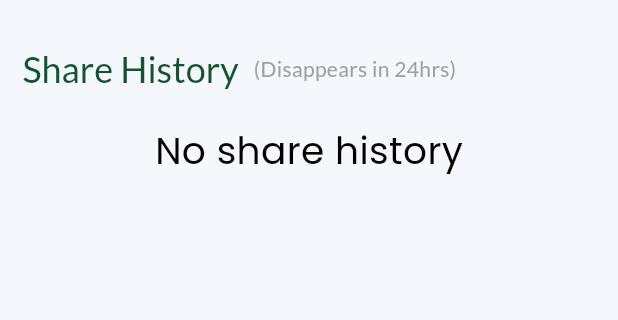
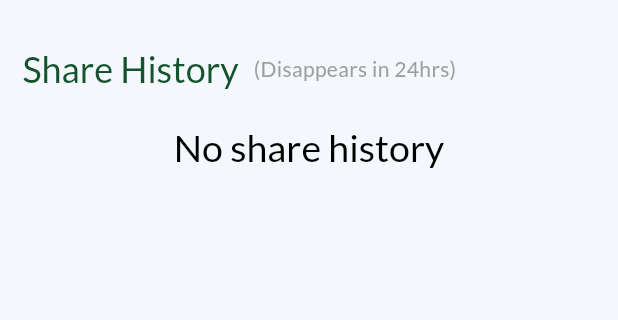
Before and after one commit to TheNairaSign/airdesk, a Flutter app: the HistoryPage screen opened directly, on a phone screen of 412 x 824 dp, the part 117-437 px from its top. Run offline on Flutter 3.47's test engine with Material 3 defaults, Android fonts, the phone set to English and light mode, and no system bars; our stand-ins replace animate_do, cached_network_image, device_info_plus, dio, file_picker, flutter_spinkit and 5 more; missing offline and left inert: mobile_scanner, receive_sharing_intent; accounts and stored records are empty; network calls fail.

Commit message:
Fix: Update "No share history" text style
The "No share history" text on the HistoryPage now uses the theme's `headlineSmall` style, with a fallback to `bodyLarge` color if available. This ensures consistent typography and better adherence to the application's theme.

```diff
--- a/lib/pages/navigation/history.dart
+++ b/lib/pages/navigation/history.dart
@@ -46,7 +46,7 @@ class _HistoryPageState extends State<HistoryPage> {
                 const SizedBox(height: 20),
                 historyProvider.historyItems.isNotEmpty
                 ? const HistoryContainer()
-                : Center(child: Text("No share history", style: GoogleFonts.poppins(color: Colors.black, fontSize: 25))),
+                : Center(child: Text("No share history", style: Theme.of(context).textTheme.headlineSmall?.copyWith(fontSize: 25, color: Theme.of(context).textTheme.bodyLarge?.color))),
               ],
             ),
           );
```
